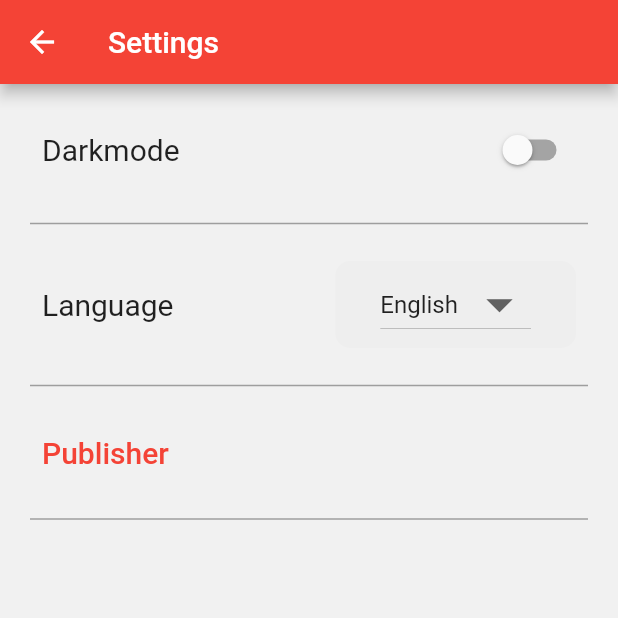
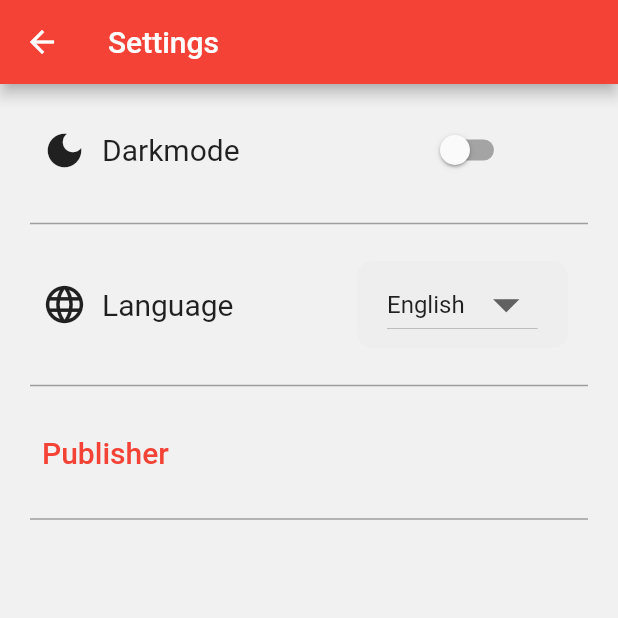
Before and after one commit to hwr-tierarzt-notdienst-finder/vetfinder, a Flutter app: the Setting screen opened by its route, on a phone screen of 412 x 824 dp, the top half of it. Run offline on Flutter 3.47's test engine with Material 2 defaults, Android fonts, the phone set to English and light mode, and no system bars; our stand-ins replace easy_localization, flutter_map, geolocator, latlong2, location, shared_preferences; missing offline and left inert: flutter_geocoder, string_similarity; accounts and stored records are empty.

Commit message:
added icons inside settings

```diff
--- a/frontend/lib/settings.dart
+++ b/frontend/lib/settings.dart
@@ -50,6 +50,9 @@ class Setting extends StatefulWidget {
 class _SettingState extends State<Setting> {
   List<String> languagesList = List<String>.from(availableLanguages.keys);
   late String _selectedLanguage;
+  double deviceHeight(BuildContext context) =>
+      MediaQuery.of(context).size.height;
+  double deviceWidth(BuildContext context) => MediaQuery.of(context).size.width;
 
   @override
   Widget build(BuildContext context) {
@@ -65,20 +68,29 @@ class _SettingState extends State<Setting> {
             child: Container(
               margin: const EdgeInsets.symmetric(horizontal: 8),
               child: Row(
-                mainAxisAlignment: MainAxisAlignment.spaceBetween,
                 children: [
-                  Text(
+                  const Icon(
+                    Icons.dark_mode,
+                    size: 30,
+                  ),
+                  Container(
+                    padding: const EdgeInsets.only(left: 10),
+                    child: Text(
                       'settings.darkmode'.tr(),
                       style: const TextStyle(
                         fontSize: 20,
                       ),
                     ),
-                  Consumer<ThemeNotifier>(
+                  ),
+                  Container(
+                    padding: EdgeInsets.only(left: deviceWidth(context) * 0.3),
+                    child: Consumer<ThemeNotifier>(
                       builder: (context, notifier, child) => Switch(
                         onChanged: (bool value) {
                           notifier.toggleTheme();
                         },
                         value: SharedPrefs().isDarkMode,
+                      ),
                     ),
                   ),
                 ],
@@ -97,16 +109,23 @@ class _SettingState extends State<Setting> {
             child: Container(
               margin: const EdgeInsets.symmetric(horizontal: 8),
               child: Row(
-                mainAxisAlignment: MainAxisAlignment.spaceBetween,
                 children: [
-                  Text(
+                  const Icon(
+                    Icons.language_outlined,
+                    size: 30,
+                  ),
+                  Container(
+                    padding: const EdgeInsets.only(left: 10),
+                    child: Text(
                       'settings.language'.tr(),
                       style: const TextStyle(
                         fontSize: 20,
                       ),
                     ),
+                  ),
                   Container(
-                    padding: EdgeInsets.symmetric(horizontal: 30, vertical: 5),
+                    margin: EdgeInsets.only(left: deviceWidth(context) * 0.2),
+                    padding: EdgeInsets.symmetric(horizontal: 20, vertical: 5),
                     decoration: BoxDecoration(
                       color: Theme.of(context).brightness == Brightness.dark
                           ? Color.fromRGBO(48, 48, 48, 1)
```
Lines whose indentation alone changed are shown as unchanged.
